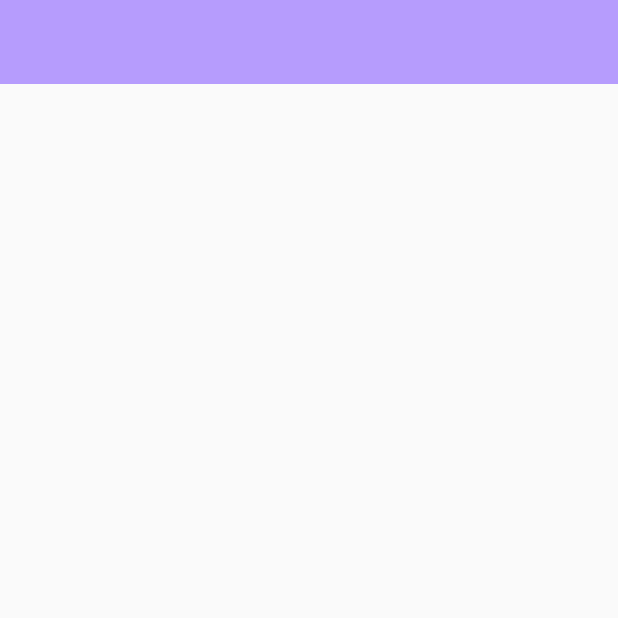
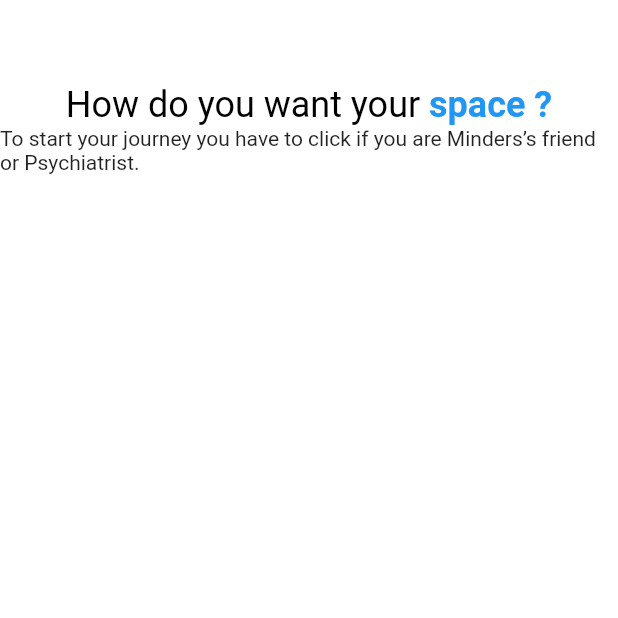
Before and after one commit to mohamednour2020/minder, a Flutter app: the HomeScreen screen opened directly, on a phone screen of 412 x 824 dp, the top half of it. Run offline on Flutter 3.47's test engine with Material 2 defaults, Android fonts, the phone set to English and light mode, and no system bars; our stand-ins replace animated_splash_screen.

Commit message:
screen of road

```diff
--- a/lib/ui/screens/home_screen.dart
+++ b/lib/ui/screens/home_screen.dart
@@ -11,7 +11,29 @@ class _HomeScreenState extends State<HomeScreen> {
   @override
   Widget build(BuildContext context) {
     return Scaffold(
-      appBar: customAppbar(context),
+      backgroundColor: Colors.white,
+      appBar: AppBar(
+        elevation: 0,
+        backgroundColor: Colors.white,),
+    body: Column(
+      children:
+      [
+        RichText(
+          text:const TextSpan(
+            text: 'How do you want your ',
+            style: TextStyle(fontSize: 24,color: Colors.black),
+            children:  <TextSpan>[
+
+
+              TextSpan(text: 'space ?', style: TextStyle(fontWeight: FontWeight.bold,color: Colors.blue)),
+            ],
+          ),
+        ),
+        Text(
+            'To start your journey you have to '
+        'click if you are Minders’s friend or Psychiatrist. ',textAlign: TextAlign.start,)
+      ],
+    ),
     );
   }
 }
```
Also changed, not shown: lib/ui/widgets/easy_on_boarding.dart (+14 -76 lines).
